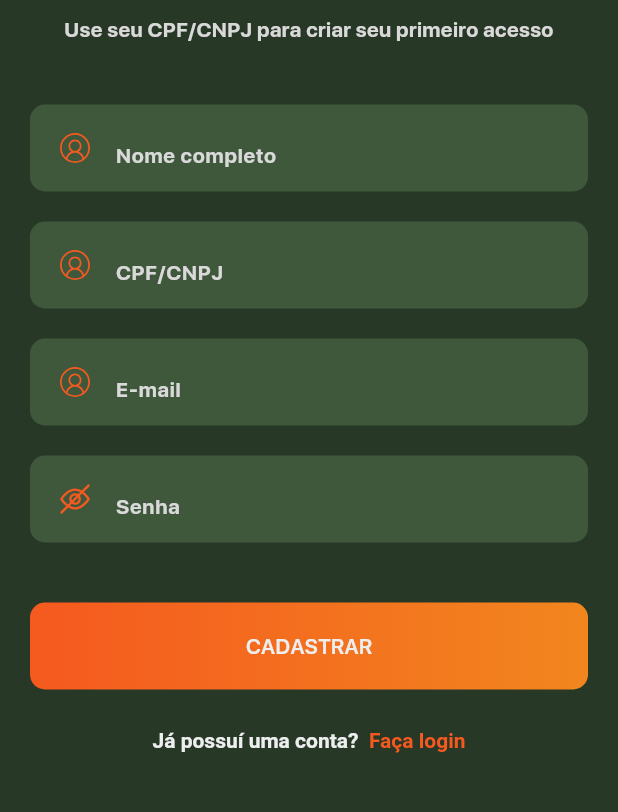
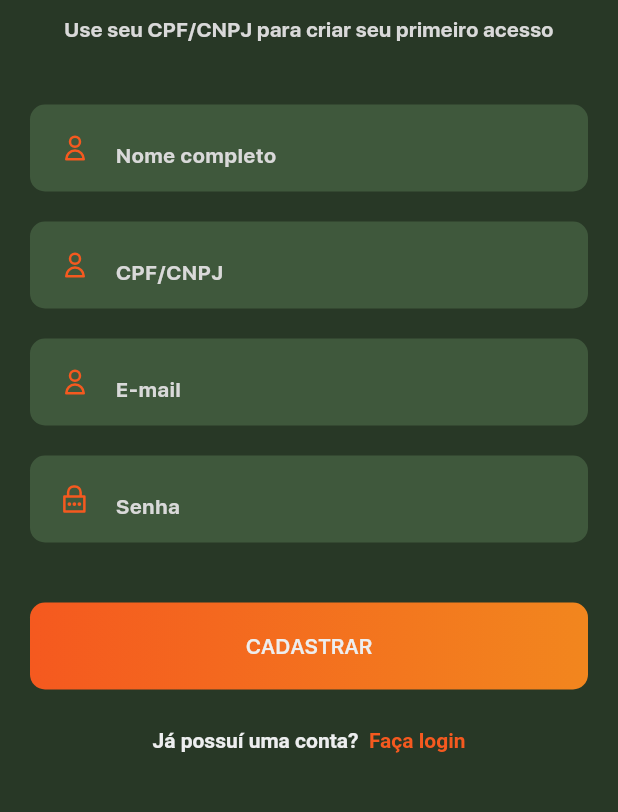
Before and after one commit to WGS-94/Flutter-TodoApp, a Flutter app: the screen it shows after launch, after a tap on "Programa de relacionamento para especifi", on a phone screen of 412 x 824 dp, the part 221-1033 px from its top. Run offline on Flutter 3.47's test engine with Material 3 defaults, Android fonts, the light colour scheme and no system bars; our stand-ins replace flutter_svg.

Commit message:
:tada: Some changes

```diff
--- a/lib/screens/login_screen.dart
+++ b/lib/screens/login_screen.dart
@@ -71,7 +71,7 @@ class _LoginScreenState extends State<LoginScreen> {
               ),
               customizedTextfield(
                 controller: _passwordController,
-                image: 'hide.svg',
+                image: 'password.svg',
                 isObs: true,
                 hintTxt: 'Senha',
               ),
--- a/lib/screens/signup_screen.dart
+++ b/lib/screens/signup_screen.dart
@@ -60,7 +60,7 @@ class _SignUpScreenState extends State<SignUpScreen> {
               customizedTextfield(
                 controller: _passwordController,
                 isObs: true,
-                image: 'hide.svg',
+                image: 'password.svg',
                 hintTxt: 'Senha',
               ),
               const SpaceVH(height: 30.0),
```
Also changed, not shown: assets/icon/nuser.svg (added), assets/icon/password.svg (added), assets/icon/user.svg, assets/success-orange.png (added).
